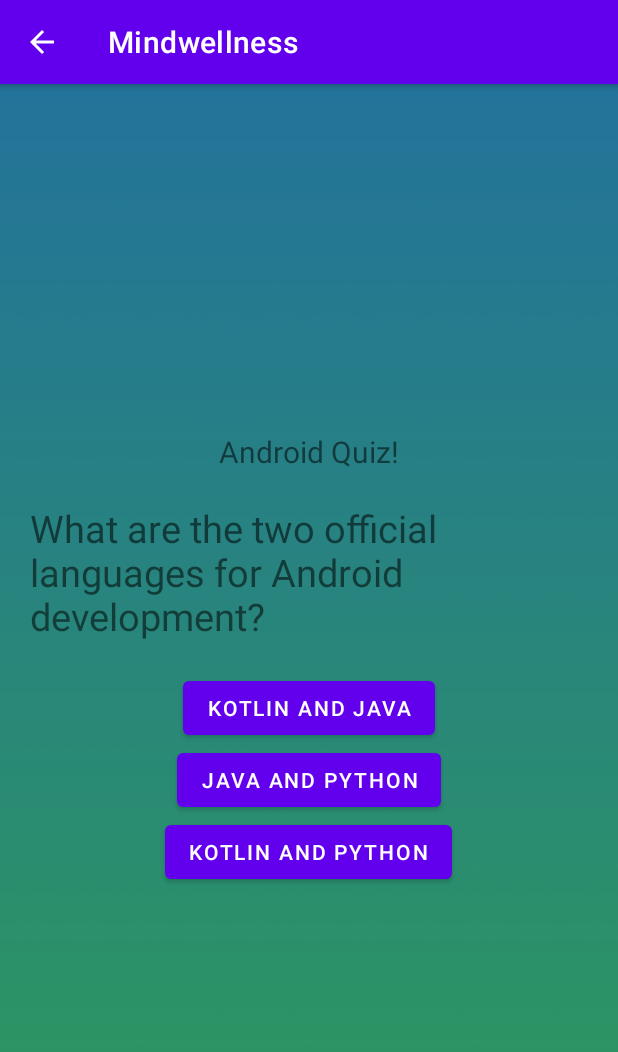
After one commit to VishalKumar1111/Mindwellnes, an Android app: the Stress screen opened directly, with no data from a screen before it, on a phone screen of 412 x 824 dp. The commit adds this screen. Shown: the top 1052 px of the screen. Run offline under Robolectric (Android 15) with nearby library versions, the phone set to English and light mode, and no system bars.

Commit message:
ANAlysis Update

```diff
--- /dev/null
+++ b/app/src/main/java/in/smilelover/mindwellness/stress/Stress.kt
@@ -0,0 +1,82 @@
+package `in`.smilelover.mindwellness.stress
+
+import `in`.smilelover.mindwellness.R
+import android.os.Bundle
+import android.widget.Button
+import android.widget.TextView
+import android.widget.Toast
+import androidx.appcompat.app.AppCompatActivity
+
+class Stress:AppCompatActivity() {
+    private var score=0
+    private var questionNo = 0
+    private var questions= listOf(
+        "What are the two official languages for Android development? ",
+        "How do you define a function in Kotlin? ",
+        "What is a variable used for? ",
+        "What does SDK stand for in Android SDK? "
+    )
+    private var optnA= listOf("A)Kotlin and Java","A)void" ,"A)To contain data","A)Software Development Kit")
+    private var optnB= listOf("B)Java and Python","B)var","B) To insert a random value","B) Software Development Kotlin")
+    private var optnc= listOf("C) Kotlin and Python","C) function","C) Don't know","C) Something Don't Know")
+    var rightAnswers = listOf(1, 2, 1, 1)
+
+    override fun onCreate(savedInstanceState: Bundle?) {
+        super.onCreate(savedInstanceState)
+        setContentView(R.layout.activity_stress)
+        val button:Button=findViewById(R.id.button)
+        val button2:Button=findViewById(R.id.button2)
+        val button3:Button=findViewById(R.id.button3)
+
+
+        button.setOnClickListener {
+            showToast(1)
+                  }
+
+        button2.setOnClickListener {
+            showToast(2)
+        }
+
+        button3.setOnClickListener {
+            showToast(3)
+        }
+
+        //Toast.makeText(this,"score: $score",Toast.LENGTH_SHORT).show()
+    }
+
+
+    private fun showToast(answer: Int) {
+        when(answer){
+            1->{
+                updateQuestion()
+                score+=10
+                Toast.makeText(this,"score: $score",Toast.LENGTH_SHORT).show()
+            } 2->{
+                updateQuestion()
+                score+=15
+                Toast.makeText(this,"score: $score",Toast.LENGTH_SHORT).show()
+            } 3->{
+                updateQuestion()
+                score+=20
+                Toast.makeText(this,"score: $score",Toast.LENGTH_SHORT).show()
+            }
+        }
+
+
+    }
+
+    private fun updateQuestion() {
+        val textView:TextView=findViewById(R.id.textView)
+        val button:Button=findViewById(R.id.button)
+        val button2:Button=findViewById(R.id.button2)
+        val button3:Button=findViewById(R.id.button3)
+
+        questionNo += 1
+        textView.text = questions[questionNo]
+        button2.text = optnB[questionNo]
+        button3.text = optnc[questionNo]
+        button.text = optnA[questionNo]
+    }
+
+
+}
--- a/app/src/main/res/layout/activity_main.xml
+++ b/app/src/main/res/layout/activity_main.xml
@@ -4,7 +4,8 @@
     xmlns:tools="http://schemas.android.com/tools"
     android:layout_width="match_parent"
     android:layout_height="match_parent"
-    tools:context=".MainActivity">
+    tools:context=".MainActivity"
+    >
     <androidx.appcompat.widget.Toolbar
         android:layout_width="match_parent"
         android:layout_height="100dp"
@@ -29,6 +30,7 @@
         app:columnCount="2">
 
         <androidx.cardview.widget.CardView
+            android:id="@+id/stress_s"
             android:layout_width="wrap_content"
             android:layout_height="wrap_content"
             android:layout_margin="8dp"
--- /dev/null
+++ b/app/src/main/res/layout/activity_stress.xml
@@ -0,0 +1,47 @@
+<LinearLayout xmlns:android="http://schemas.android.com/apk/res/android"
+    xmlns:app="http://schemas.android.com/apk/res-auto"
+    xmlns:tools="http://schemas.android.com/tools"
+    android:layout_width="match_parent"
+    android:layout_height="match_parent"
+    tools:context=".MainActivity"
+    android:orientation="vertical"
+    android:gravity="center"
+    android:background="@drawable/background">
+
+    <TextView
+        android:id="@+id/textView2"
+        android:layout_width="wrap_content"
+        android:layout_height="wrap_content"
+        android:text="Android Quiz!"
+        android:textSize="20sp" />
+
+    <TextView
+        android:id="@+id/textView"
+        android:layout_width="match_parent"
+        android:layout_height="wrap_content"
+        android:text="What are the two official languages for Android development?"
+        android:textSize="25sp"
+        android:layout_margin="20dp"/>
+
+    <Button
+        android:id="@+id/button"
+        android:layout_width="wrap_content"
+        android:layout_height="wrap_content"
+        android:layout_gravity="center"
+        android:text="kotlin And Java" />
+
+    <Button
+        android:id="@+id/button2"
+        android:layout_width="wrap_content"
+        android:layout_height="wrap_content"
+        android:layout_gravity="center"
+        android:text="Java and Python" />
+
+    <Button
+        android:id="@+id/button3"
+        android:layout_width="wrap_content"
+        android:layout_height="wrap_content"
+        android:layout_gravity="center"
+        android:text="Kotlin and Python" />
+
+</LinearLayout>
--- a/build.gradle
+++ b/build.gradle
@@ -1,6 +1,6 @@
 // Top-level build file where you can add configuration options common to all sub-projects/modules.
 plugins {
-    id 'com.android.application' version '7.3.0' apply false
-    id 'com.android.library' version '7.3.0' apply false
+    id 'com.android.application' version '7.3.1' apply false
+    id 'com.android.library' version '7.3.1' apply false
     id 'org.jetbrains.kotlin.android' version '1.7.10' apply false
 }
--- a/settings.gradle
+++ b/settings.gradle
@@ -10,6 +10,7 @@ dependencyResolutionManagement {
     repositories {
         google()
         mavenCentral()
+        maven { url 'https://jitpack.io' }
     }
 }
 rootProject.name = "Mindwellness"
```
Also changed, not shown: app/build.gradle (+11 -6 lines), app/src/main/AndroidManifest.xml (+10 -1 lines), app/src/main/java/in/smilelover/mindwellness/MainActivity.kt (+10 -2 lines), app/src/main/res/layout/stress_gauge.xml (added, +25 -0 lines), app/src/main/res/drawable-v24/background.png (added), app/src/main/res/drawable-v24/background1.png (added).
